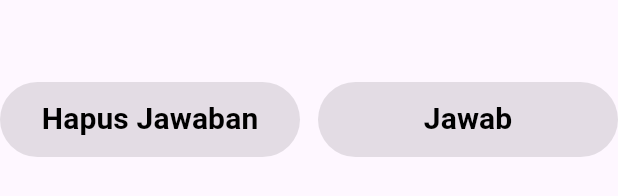
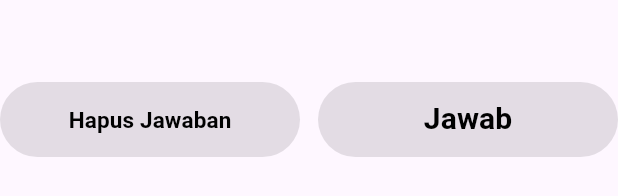
Before and after one commit to clarazefanya/DeeBee, a Flutter app: the WordArrangementInteraction widget shown alone on an empty page, opened directly with empty values, on a phone screen of 412 x 824 dp. Shown: the part 272-468 px from the top of the screen. Run offline on Flutter 3.47's test engine with Material 3 defaults, Android fonts, the phone set to English and light mode, and no system bars; our stand-ins replace image_picker, shared_preferences, sqflite; missing offline and left inert: sqlite_viewer2; accounts and stored records are empty.

Commit message:
fix: button hapus jawaban gameplay susun kata terlalu besar

```diff
--- a/lib/components/components.dart
+++ b/lib/components/components.dart
@@ -160,12 +160,14 @@ class ButtonComponent extends StatefulWidget {
   final String text;
   final Color bgcolor;
   final VoidCallback? onPressed;
+  final double? fontsize;
 
   const ButtonComponent({
     super.key,
     required this.text,
     required this.bgcolor,
     required this.onPressed,
+    this.fontsize,
   });
 
   @override
@@ -191,7 +193,7 @@ class _ButtonComponentState extends State<ButtonComponent> {
           style: TextStyle(
             color: AppColors.primaryBlack,
             fontWeight: FontWeight.bold,
-            fontSize: 20,
+            fontSize: widget.fontsize ?? 20,
           ),
         ),
       ),
--- a/lib/views/Gameplay/word_arrangement_interaction.dart
+++ b/lib/views/Gameplay/word_arrangement_interaction.dart
@@ -223,6 +223,7 @@ class _WordArrangementInteractionState
               Expanded(
                 child: ButtonComponent(
                   text: "Hapus Jawaban",
+                  fontsize: 15,
                   bgcolor: AppColors.redComponent,
                   onPressed: _selectedIndexes.isEmpty
                       ? null // Matikan tombol jika belum nulis apa-apa
```
Also changed, not shown: assets/images/toko-deebee.jpg (deleted).
